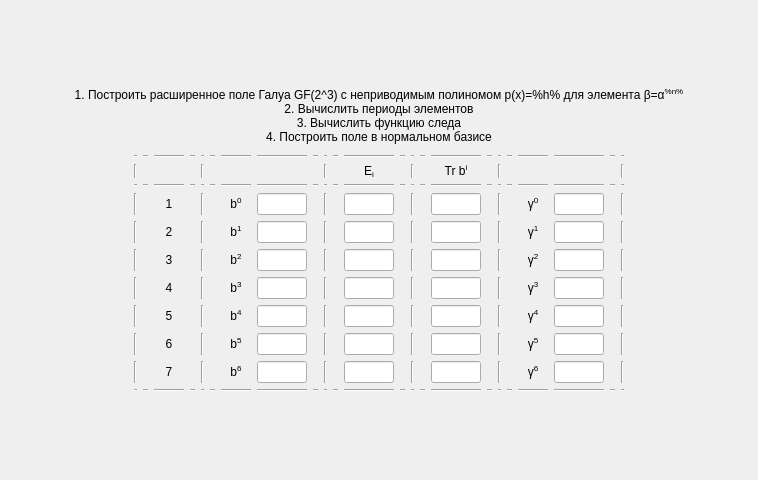
Qt form task/screentask2.ui (bukhmastov/gf) before a commit.
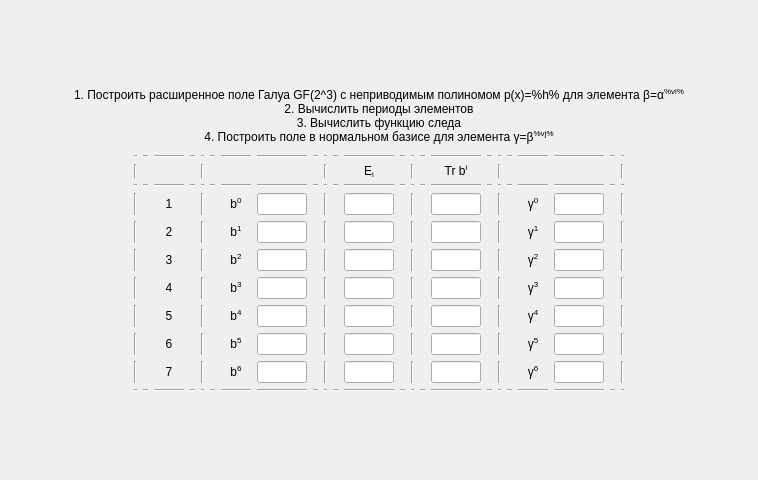
The same form after that commit.

Diff of the .ui file:
```diff
--- a/task/screentask2.ui
+++ b/task/screentask2.ui
@@ -47,7 +47,7 @@
         <string notr="true">font: 75 16pt &quot;MS Shell Dlg 2&quot;;</string>
        </property>
        <property name="text">
-        <string>1. Построить расширенное поле Галуа GF(2^3) с неприводимым полиномом p(x)=%h% для элемента β=α&lt;sup&gt;%n%&lt;/sup&gt;&lt;br&gt;2. Вычислить периоды элементов&lt;br&gt;3. Вычислить функцию следа&lt;br&gt;4. Построить поле в нормальном базисе</string>
+        <string>1. Построить расширенное поле Галуа GF(2^3) с неприводимым полиномом p(x)=%h% для элемента β=α&lt;sup&gt;%vi%&lt;/sup&gt;&lt;br&gt;2. Вычислить периоды элементов&lt;br&gt;3. Вычислить функцию следа&lt;br&gt;4. Построить поле в нормальном базисе для элемента γ=β&lt;sup&gt;%vj%&lt;/sup&gt;</string>
        </property>
        <property name="alignment">
         <set>Qt::AlignCenter</set>
```
